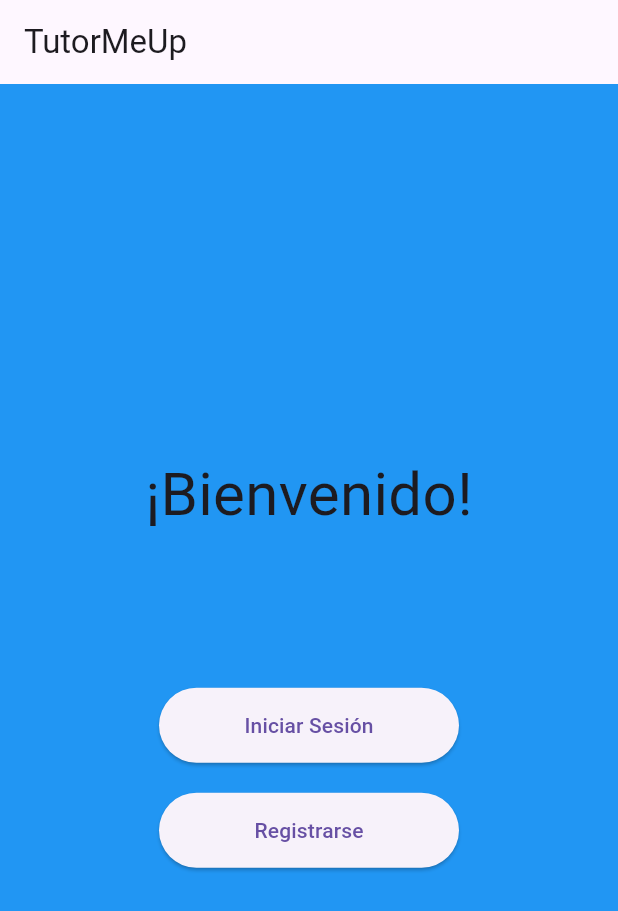
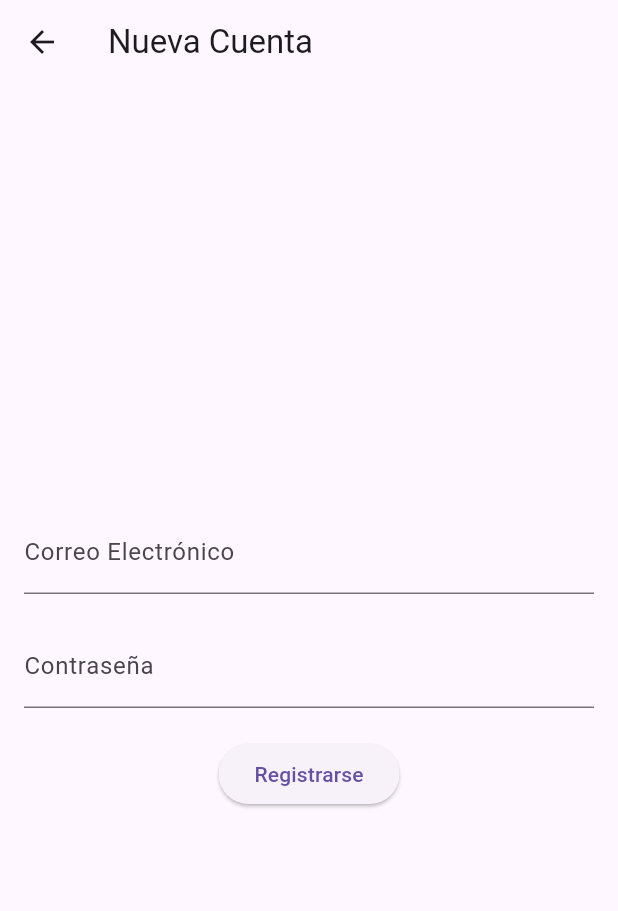
Before and after one commit to samuj02/TutorMeUp_modular, a Flutter app: the screen it shows after launch, after a tap on "Registrarse", on a phone screen of 412 x 824 dp. Shown: the top 911 px of the screen. Run offline on Flutter 3.47's test engine with Material 3 defaults, Android fonts, the phone set to English and light mode, and no system bars.

Commit message:
agregamos interfaz Registro de usuario

```diff
--- /dev/null
+++ b/lib/interfazRegistrarse.dart
@@ -0,0 +1,41 @@
+import 'package:flutter/material.dart';
+
+class PantallaRegistrarse extends StatelessWidget {
+  @override
+  Widget build(BuildContext context) {
+    return Scaffold(
+      appBar: AppBar(
+        title: const Text('Nueva Cuenta'),
+      ),
+      body: Center(
+        child: Padding(
+          padding: const EdgeInsets.all(16.0),
+          child: Column(
+            mainAxisAlignment: MainAxisAlignment.center,
+            children: <Widget>[
+              TextField(
+                decoration: InputDecoration(
+                  labelText: 'Correo Electrónico',
+                ),
+              ),
+              SizedBox(height: 20),
+              TextField(
+                obscureText: true,
+                decoration: InputDecoration(
+                  labelText: 'Contraseña',
+                ),
+              ),
+              SizedBox(height: 20),
+              ElevatedButton(
+                onPressed: () {
+                  // Agrega aquí la lógica para iniciar sesión
+                },
+                child: Text('Registrarse'),
+              ),
+            ],
+          ),
+        ),
+      ),
+    );
+  }
+}
--- a/lib/main.dart
+++ b/lib/main.dart
@@ -1,5 +1,6 @@
 import 'package:flutter/material.dart';
 import 'interfazInicioSesion.dart'; // Importa la interfaz de inicio de sesión
+import 'interfazRegistrarse.dart'; // Importar la interfaz de Registro
 
 void main() {
   runApp(TutorMeUpApp());
@@ -15,6 +16,7 @@ class TutorMeUpApp extends StatelessWidget {
       home: HomePage(),
       routes: {
         '/inicioSesion': (context) => PantallaInicioSesion(),
+        '/registrarse': (context) => PantallaRegistrarse(),
       },
     );
   }
@@ -56,7 +58,7 @@ class HomePage extends StatelessWidget {
                   height: 50,
                   child: ElevatedButton(
                     onPressed: () {
-                      // Agrega aquí la lógica para manejar el botón de registrarse
+                      Navigator.pushNamed(context, '/registrarse');
                     },
                     child: const Text('Registrarse'),
                   ),
```
